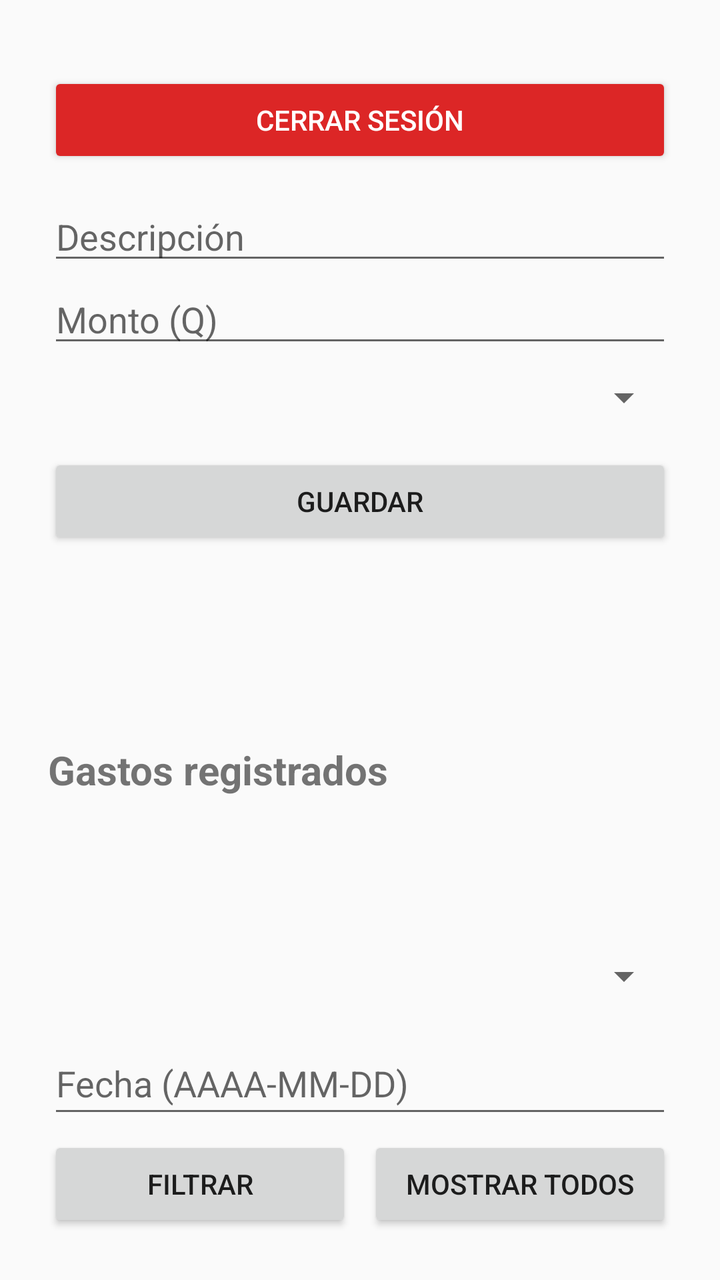
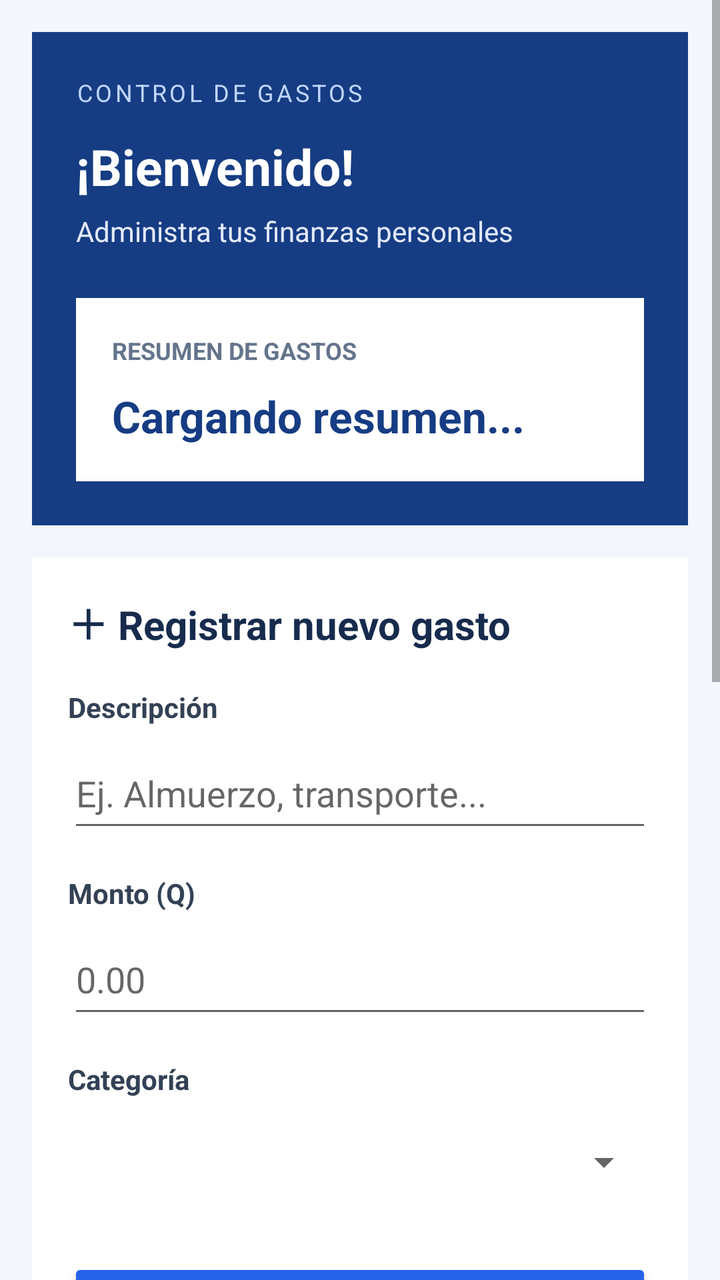

Compare the two renders of this Android layout. The source of the first and the diff that turns it into the second are given below.
<!-- AndroidManifest.xml: activity theme Theme.ControlGastos -->
<!-- res/layout/activity_main.xml -->
<?xml version="1.0" encoding="utf-8"?>
<LinearLayout xmlns:android="http://schemas.android.com/apk/res/android"
    android:id="@+id/main"
    android:layout_width="match_parent"
    android:layout_height="match_parent"
    android:orientation="vertical"
    android:padding="24dp">

    
    <Button
        android:id="@+id/btnCerrarSesion"
        android:layout_width="match_parent"
        android:layout_height="wrap_content"
        android:text="CERRAR SESIÓN"
        android:textColor="#FFFFFF"
        android:backgroundTint="#DC2626"
        android:layout_marginTop="12dp"
        android:layout_marginBottom="12dp" />

    
    <EditText
        android:id="@+id/etDescripcion"
        android:layout_width="match_parent"
        android:layout_height="wrap_content"
        android:hint="Descripción"
        android:inputType="text" />

    
    <EditText
        android:id="@+id/etMonto"
        android:layout_width="match_parent"
        android:layout_height="wrap_content"
        android:hint="Monto (Q)"
        android:inputType="numberDecimal" />

    
    <Spinner
        android:id="@+id/spCategoria"
        android:layout_width="match_parent"
        android:layout_height="wrap_content"
        android:layout_marginTop="8dp" />

    
    <Button
        android:id="@+id/btnGuardar"
        android:layout_width="match_parent"
        android:layout_height="wrap_content"
        android:layout_marginTop="16dp"
        android:text="Guardar" />

    
    <TextView
        android:id="@+id/tvResumen"
        android:layout_width="match_parent"
        android:layout_height="wrap_content"
        android:layout_marginTop="16dp"
        android:textSize="18sp" />

    
    <TextView
        android:id="@+id/tvHolaMundo"
        android:layout_width="match_parent"
        android:layout_height="wrap_content"
        android:layout_marginTop="16dp"
        android:textSize="18sp" />

    
    <TextView
        android:layout_width="match_parent"
        android:layout_height="wrap_content"
        android:layout_marginTop="16dp"
        android:text="Gastos registrados"
        android:textSize="20sp"
        android:textStyle="bold" />

    
    <androidx.recyclerview.widget.RecyclerView
        android:id="@+id/rvGastos"
        android:layout_width="match_parent"
        android:layout_height="0dp"
        android:layout_weight="1"
        android:layout_marginTop="8dp" />

    
    <Spinner
        android:id="@+id/spFiltroCategoria"
        android:layout_width="match_parent"
        android:layout_height="wrap_content"
        android:minHeight="48dp"
        android:contentDescription="Filtrar gastos por categoría" />

    
    <EditText
        android:id="@+id/etFiltroFecha"
        android:layout_width="match_parent"
        android:layout_height="wrap_content"
        android:layout_marginTop="4dp"
        android:minHeight="48dp"
        android:hint="Fecha (AAAA-MM-DD)"
        android:inputType="date"
        android:singleLine="true" />

    
    <LinearLayout
        android:layout_width="match_parent"
        android:layout_height="wrap_content"
        android:orientation="horizontal"
        android:layout_marginTop="4dp">

        
        <Button
            android:id="@+id/btnFiltrar"
            android:layout_width="0dp"
            android:layout_height="wrap_content"
            android:layout_weight="1"
            android:text="Filtrar"
            android:layout_marginEnd="8dp" />

        
        <Button
            android:id="@+id/btnMostrarTodos"
            android:layout_width="0dp"
            android:layout_height="wrap_content"
            android:layout_weight="1"
            android:text="Mostrar todos" />

    </LinearLayout>


</LinearLayout>
<!-- resources referenced by this layout -->
<resources>
  <style name="Theme.ControlGastos" parent="Theme.AppCompat.DayNight.NoActionBar" />
</resources>

<!-- the commit's change to res/layout/activity_main.xml (unified diff, before → after) -->
@@ -1,130 +1,270 @@
 <?xml version="1.0" encoding="utf-8"?>
-<LinearLayout xmlns:android="http://schemas.android.com/apk/res/android"
+<ScrollView
+    xmlns:android="http://schemas.android.com/apk/res/android"
     android:id="@+id/main"
     android:layout_width="match_parent"
     android:layout_height="match_parent"
-    android:orientation="vertical"
-    android:padding="24dp">
-
-    
-    <Button
-        android:id="@+id/btnCerrarSesion"
-        android:layout_width="match_parent"
-        android:layout_height="wrap_content"
-        android:text="CERRAR SESIÓN"
-        android:textColor="#FFFFFF"
-        android:backgroundTint="#DC2626"
-        android:layout_marginTop="12dp"
-        android:layout_marginBottom="12dp" />
-
-    
-    <EditText
-        android:id="@+id/etDescripcion"
-        android:layout_width="match_parent"
-        android:layout_height="wrap_content"
-        android:hint="Descripción"
-        android:inputType="text" />
-
-    
-    <EditText
-        android:id="@+id/etMonto"
-        android:layout_width="match_parent"
-        android:layout_height="wrap_content"
-        android:hint="Monto (Q)"
-        android:inputType="numberDecimal" />
-
-    
-    <Spinner
-        android:id="@+id/spCategoria"
-        android:layout_width="match_parent"
-        android:layout_height="wrap_content"
-        android:layout_marginTop="8dp" />
-
-    
-    <Button
-        android:id="@+id/btnGuardar"
-        android:layout_width="match_parent"
-        android:layout_height="wrap_content"
-        android:layout_marginTop="16dp"
-        android:text="Guardar" />
-
-    
-    <TextView
-        android:id="@+id/tvResumen"
-        android:layout_width="match_parent"
-        android:layout_height="wrap_content"
-        android:layout_marginTop="16dp"
-        android:textSize="18sp" />
-
-    
-    <TextView
-        android:id="@+id/tvHolaMundo"
-        android:layout_width="match_parent"
-        android:layout_height="wrap_content"
-        android:layout_marginTop="16dp"
-        android:textSize="18sp" />
-
-    
-    <TextView
-        android:layout_width="match_parent"
-        android:layout_height="wrap_content"
-        android:layout_marginTop="16dp"
-        android:text="Gastos registrados"
-        android:textSize="20sp"
-        android:textStyle="bold" />
-
-    
-    <androidx.recyclerview.widget.RecyclerView
-        android:id="@+id/rvGastos"
-        android:layout_width="match_parent"
-        android:layout_height="0dp"
-        android:layout_weight="1"
-        android:layout_marginTop="8dp" />
-
-    
-    <Spinner
-        android:id="@+id/spFiltroCategoria"
-        android:layout_width="match_parent"
-        android:layout_height="wrap_content"
-        android:minHeight="48dp"
-        android:contentDescription="Filtrar gastos por categoría" />
-
-    
-    <EditText
-        android:id="@+id/etFiltroFecha"
-        android:layout_width="match_parent"
-        android:layout_height="wrap_content"
-        android:layout_marginTop="4dp"
-        android:minHeight="48dp"
-        android:hint="Fecha (AAAA-MM-DD)"
-        android:inputType="date"
-        android:singleLine="true" />
-
-    
+    android:background="#F3F6FC"
+    android:fillViewport="true">
+
     <LinearLayout
         android:layout_width="match_parent"
         android:layout_height="wrap_content"
-        android:orientation="horizontal"
-        android:layout_marginTop="4dp">
+        android:orientation="vertical"
+        android:padding="16dp">
+
+        
+        <LinearLayout
+            android:layout_width="match_parent"
+            android:layout_height="wrap_content"
+            android:orientation="vertical"
+            android:padding="22dp"
+            android:background="#163C83">
+
+            <TextView
+                android:layout_width="match_parent"
+                android:layout_height="wrap_content"
+                android:text="CONTROL DE GASTOS"
+                android:textColor="#BFD5FF"
+                android:textSize="12sp"
+                android:letterSpacing="0.12" />
+
+            
+            <TextView
+                android:id="@+id/tvSaludoUsuario"
+                android:layout_width="match_parent"
+                android:layout_height="wrap_content"
+                android:layout_marginTop="12dp"
+                android:text="¡Bienvenido!"
+                android:textColor="#FFFFFF"
+                android:textSize="25sp"
+                android:textStyle="bold" />
+
+            <TextView
+                android:layout_width="match_parent"
+                android:layout_height="wrap_content"
+                android:layout_marginTop="6dp"
+                android:text="Administra tus finanzas personales"
+                android:textColor="#E2EAFF"
+                android:textSize="14sp" />
+
+            
+            <LinearLayout
+                android:layout_width="match_parent"
+                android:layout_height="wrap_content"
+                android:layout_marginTop="24dp"
+                android:orientation="vertical"
+                android:padding="18dp"
+                android:background="#FFFFFF">
+
+                <TextView
+                    android:layout_width="match_parent"
+                    android:layout_height="wrap_content"
+                    android:text="RESUMEN DE GASTOS"
+                    android:textColor="#64748B"
+                    android:textSize="12sp"
+                    android:textStyle="bold" />
+
+                <TextView
+                    android:id="@+id/tvResumen"
+                    android:layout_width="match_parent"
+                    android:layout_height="wrap_content"
+                    android:layout_marginTop="10dp"
+                    android:text="Cargando resumen..."
+                    android:textColor="#163C83"
+                    android:textSize="22sp"
+                    android:textStyle="bold" />
+
+            </LinearLayout>
+
+        </LinearLayout>
+
+        
+        <LinearLayout
+            android:layout_width="match_parent"
+            android:layout_height="wrap_content"
+            android:layout_marginTop="16dp"
+            android:orientation="vertical"
+            android:padding="18dp"
+            android:background="#FFFFFF">
+
+            <TextView
+                android:layout_width="match_parent"
+                android:layout_height="wrap_content"
+                android:text="＋ Registrar nuevo gasto"
+                android:textColor="#172B4D"
+                android:textSize="20sp"
+                android:textStyle="bold" />
+
+            <TextView
+                android:layout_width="match_parent"
+                android:layout_height="wrap_content"
+                android:layout_marginTop="18dp"
+                android:text="Descripción"
+                android:textColor="#334155"
+                android:textStyle="bold" />
+
+            <EditText
+                android:id="@+id/etDescripcion"
+                android:layout_width="match_parent"
+                android:layout_height="wrap_content"
+                android:layout_marginTop="6dp"
+                android:hint="Ej. Almuerzo, transporte..."
+                android:inputType="textCapSentences"
+                android:singleLine="true"
+                android:minHeight="52dp" />
+
+            <TextView
+                android:layout_width="match_parent"
+                android:layout_height="wrap_content"
+                android:layout_marginTop="16dp"
+                android:text="Monto (Q)"
+                android:textColor="#334155"
+                android:textStyle="bold" />
+
+            <EditText
+                android:id="@+id/etMonto"
+                android:layout_width="match_parent"
+                android:layout_height="wrap_content"
+                android:layout_marginTop="6dp"
+                android:hint="0.00"
+                android:inputType="numberDecimal"
+                android:minHeight="52dp" />
+
+            <TextView
+                android:layout_width="match_parent"
+                android:layout_height="wrap_content"
+                android:layout_marginTop="16dp"
+                android:text="Categoría"
+                android:textColor="#334155"
+                android:textStyle="bold" />
+
+            <Spinner
+                android:id="@+id/spCategoria"
+                android:layout_width="match_parent"
+                android:layout_height="52dp"
+                android:layout_marginTop="6dp" />
+
+            <Button
+                android:id="@+id/btnGuardar"
+                android:layout_width="match_parent"
+                android:layout_height="54dp"
+                android:layout_marginTop="22dp"
+                android:text="GUARDAR GASTO"
+                android:textColor="#FFFFFF"
+                android:backgroundTint="#2563EB" />
+
+        </LinearLayout>
+
+        
+        <LinearLayout
+            android:layout_width="match_parent"
+            android:layout_height="wrap_content"
+            android:layout_marginTop="16dp"
+            android:orientation="vertical"
+            android:padding="18dp"
+            android:background="#FFFFFF">
+
+            <TextView
+                android:layout_width="match_parent"
+                android:layout_height="wrap_content"
+                android:text="Filtrar movimientos"
+                android:textColor="#172B4D"
+                android:textSize="19sp"
+                android:textStyle="bold" />
+
+            <TextView
+                android:layout_width="match_parent"
+                android:layout_height="wrap_content"
+                android:layout_marginTop="14dp"
+                android:text="Categoría"
+                android:textColor="#334155" />
+
+            <Spinner
+                android:id="@+id/spFiltroCategoria"
+                android:layout_width="match_parent"
+                android:layout_height="50dp"
+                android:contentDescription="Filtrar gastos por categoría" />
+
+            <TextView
+                android:layout_width="match_parent"
+                android:layout_height="wrap_content"
+                android:layout_marginTop="10dp"
+                android:text="Fecha"
+                android:textColor="#334155" />
+
+            <EditText
+                android:id="@+id/etFiltroFecha"
+                android:layout_width="match_parent"
+                android:layout_height="wrap_content"
+                android:hint="AAAA-MM-DD"
+                android:inputType="date"
+                android:singleLine="true"
+                android:minHeight="50dp" />
+
+            <LinearLayout
+                android:layout_width="match_parent"
+                android:layout_height="wrap_content"
+                android:layout_marginTop="12dp"
+                android:orientation="horizontal">
+
+                <Button
+                    android:id="@+id/btnFiltrar"
+                    android:layout_width="0dp"
+                    android:layout_height="wrap_content"
+                    android:layout_weight="1"
+                    android:layout_marginEnd="8dp"
+                    android:text="FILTRAR"
+                    android:backgroundTint="#2563EB" />
+
+                <Button
+                    android:id="@+id/btnMostrarTodos"
+                    android:layout_width="0dp"
+                    android:layout_height="wrap_content"
+                    android:layout_weight="1"
+                    android:text="VER TODOS"
+                    android:backgroundTint="#64748B" />
+
+            </LinearLayout>
+
+        </LinearLayout>
+
+        
+        <LinearLayout
+            android:layout_width="match_parent"
+            android:layout_height="wrap_content"
+            android:layout_marginTop="16dp"
+            android:orientation="vertical"
+            android:padding="18dp"
+            android:background="#FFFFFF">
+
+            <TextView
+                android:layout_width="match_parent"
+                android:layout_height="wrap_content"
+                android:text="Mis movimientos"
+                android:textColor="#172B4D"
+                android:textSize="20sp"
+                android:textStyle="bold" />
+
+            <androidx.recyclerview.widget.RecyclerView
+                android:id="@+id/rvGastos"
+                android:layout_width="match_parent"
+                android:layout_height="wrap_content"
+                android:layout_marginTop="12dp"
+                android:nestedScrollingEnabled="false" />
+
+        </LinearLayout>
 
         
         <Button
-            android:id="@+id/btnFiltrar"
-            android:layout_width="0dp"
-            android:layout_height="wrap_content"
-            android:layout_weight="1"
-            android:text="Filtrar"
-            android:layout_marginEnd="8dp" />
-
-        
-        <Button
-            android:id="@+id/btnMostrarTodos"
-            android:layout_width="0dp"
-            android:layout_height="wrap_content"
-            android:layout_weight="1"
-            android:text="Mostrar todos" />
+            android:id="@+id/btnCerrarSesion"
+            android:layout_width="match_parent"
+            android:layout_height="54dp"
+            android:layout_marginTop="20dp"
+            android:layout_marginBottom="20dp"
+            android:text="CERRAR SESIÓN"
+            android:textColor="#FFFFFF"
+            android:backgroundTint="#DC2626" />
 
     </LinearLayout>
-
-
-</LinearLayout>
+</ScrollView>
